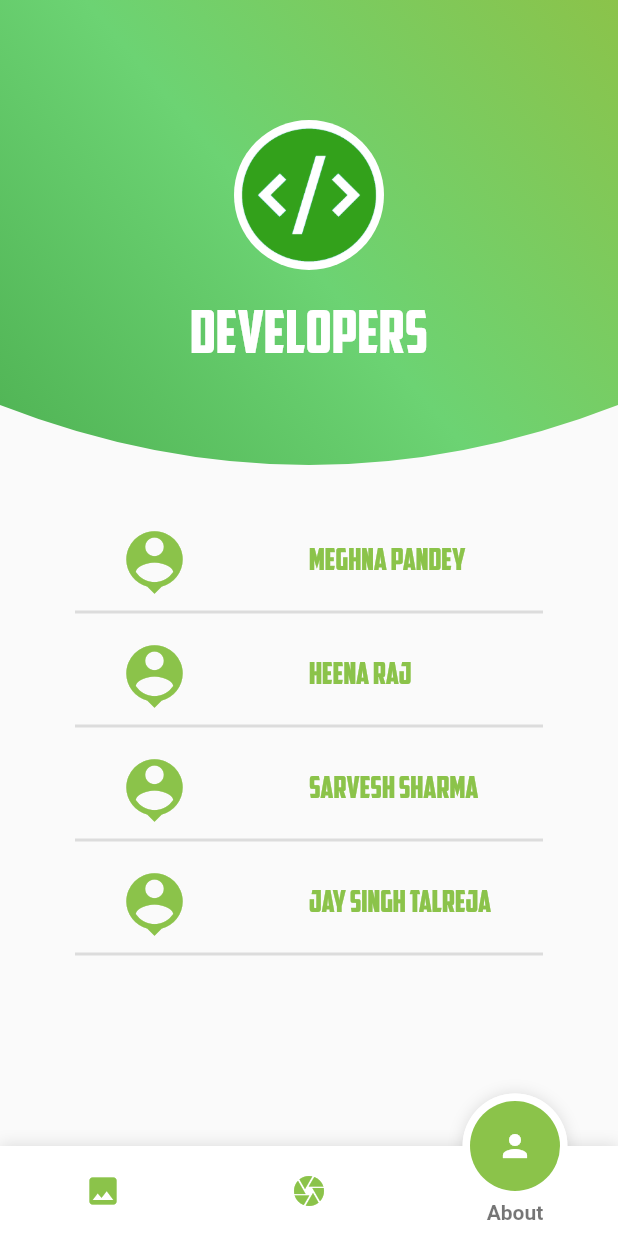
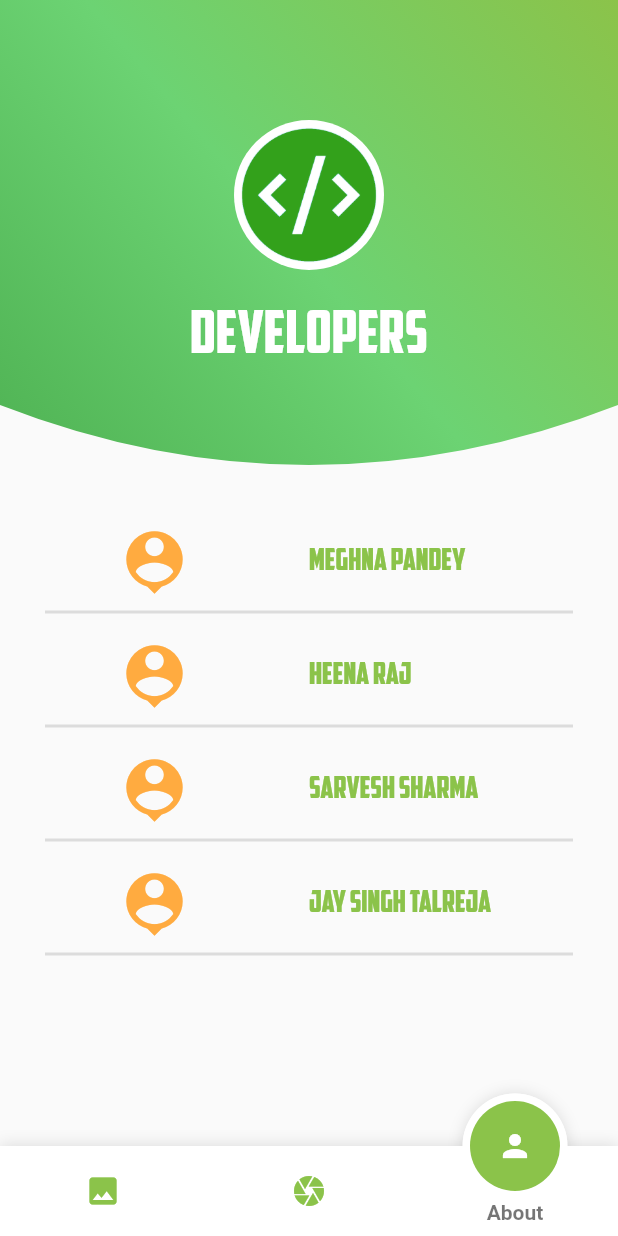
Before and after one commit to JaySinghTalreja/Plant-Health, a Flutter app: the screen it shows after launch, item 3 of the bottom bar chosen, on a phone screen of 412 x 824 dp. Run offline on Flutter 3.47's test engine with Material 2 defaults, Android fonts, the phone set to English and light mode, and no system bars; drawn by our look-alikes of fancy_bottom_navigation; our stand-ins replace animated_text_kit, argon_buttons_flutter, flutter_spinkit, image_picker; missing offline and left inert: animated_widgets, progress_button.

Commit message:
Changed Icon color to Orange

```diff
--- a/lib/ui/about.dart
+++ b/lib/ui/about.dart
@@ -48,50 +48,50 @@ class _AboutState extends State<About> {
           Row(
             children: <Widget>[
               Expanded(
-                child: Icon(Icons.person_pin, size: 50,color: Colors.lightGreen,),
+                child: Icon(Icons.person_pin, size: 50,color: Colors.orangeAccent,),
               ),
               Expanded(
                 child: Text("Meghna Pandey", style: TextStyle(fontSize: 20, fontFamily: "AmericanCaptain", color: Colors.lightGreen)),
               ),
             ],
           ),
-          Divider(indent: 50.0,endIndent: 50.0,thickness: 2,),
+          Divider(indent: 30.0,endIndent: 30.0,thickness: 2,),
           SizedBox(height: 10,),
           Row(
             children: <Widget>[
               Expanded(
-                child: Icon(Icons.person_pin, size: 50,color: Colors.lightGreen,),
+                child: Icon(Icons.person_pin, size: 50,color: Colors.orangeAccent,),
               ),
               Expanded(
                 child: Text("Heena Raj", style: TextStyle(fontSize: 20, fontFamily: "AmericanCaptain", color: Colors.lightGreen)),
               ),
             ],
           ),
-          Divider(indent: 50.0,endIndent: 50.0,thickness: 2,),
+          Divider(indent: 30.0,endIndent: 30.0,thickness: 2,),
           SizedBox(height: 10,),
           Row(
             children: <Widget>[
               Expanded(
-                child: Icon(Icons.person_pin, size: 50,color: Colors.lightGreen,),
+                child: Icon(Icons.person_pin, size: 50,color: Colors.orangeAccent,),
               ),
               Expanded(
                 child: Text("Sarvesh Sharma", style: TextStyle(fontSize: 20, fontFamily: "AmericanCaptain", color: Colors.lightGreen)),
               ),
             ],
           ),
-          Divider(indent: 50.0,endIndent: 50.0,thickness: 2,),
+          Divider(indent: 30.0,endIndent: 30.0,thickness: 2,),
           SizedBox(height: 10,),
           Row(
             children: <Widget>[
               Expanded(
-                child: Icon(Icons.person_pin, size: 50,color: Colors.lightGreen,),
+                child: Icon(Icons.person_pin, size: 50,color: Colors.orangeAccent,),
               ),
               Expanded(
                 child: Text("Jay Singh Talreja", style: TextStyle(fontSize: 20, fontFamily: "AmericanCaptain", color: Colors.lightGreen)),
               ),
             ],
           ),
-          Divider(indent: 50.0,endIndent: 50.0,thickness: 2,),
+          Divider(indent: 30.0,endIndent: 30.0,thickness: 2,),
         ],
       ),
     );
```
